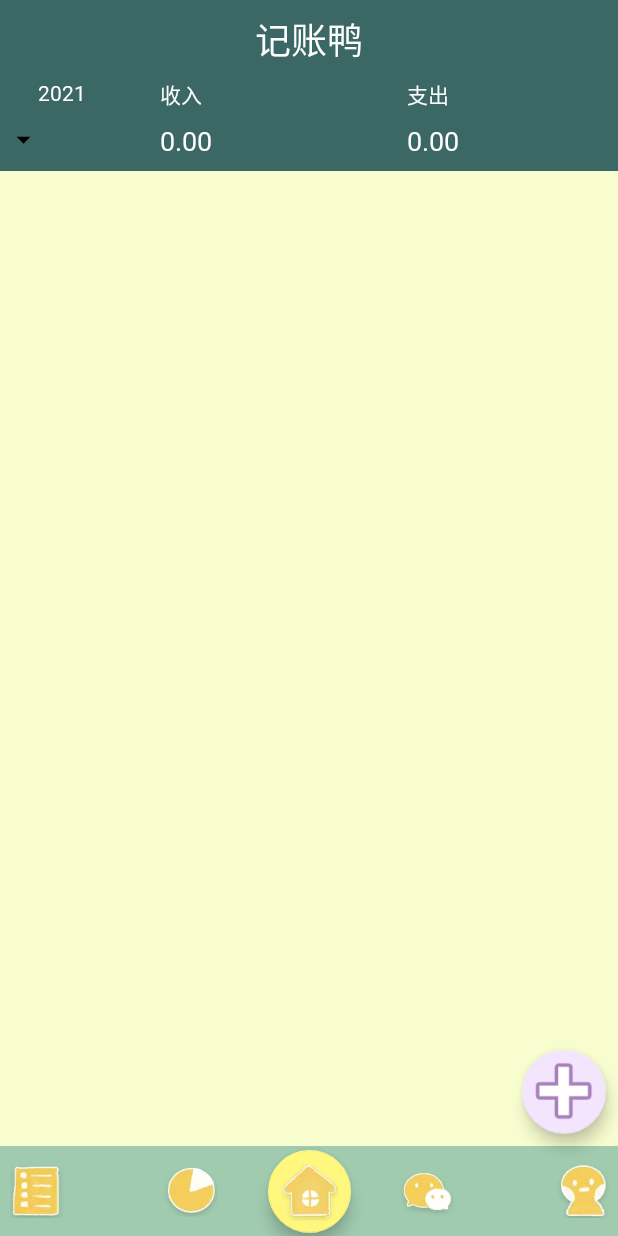
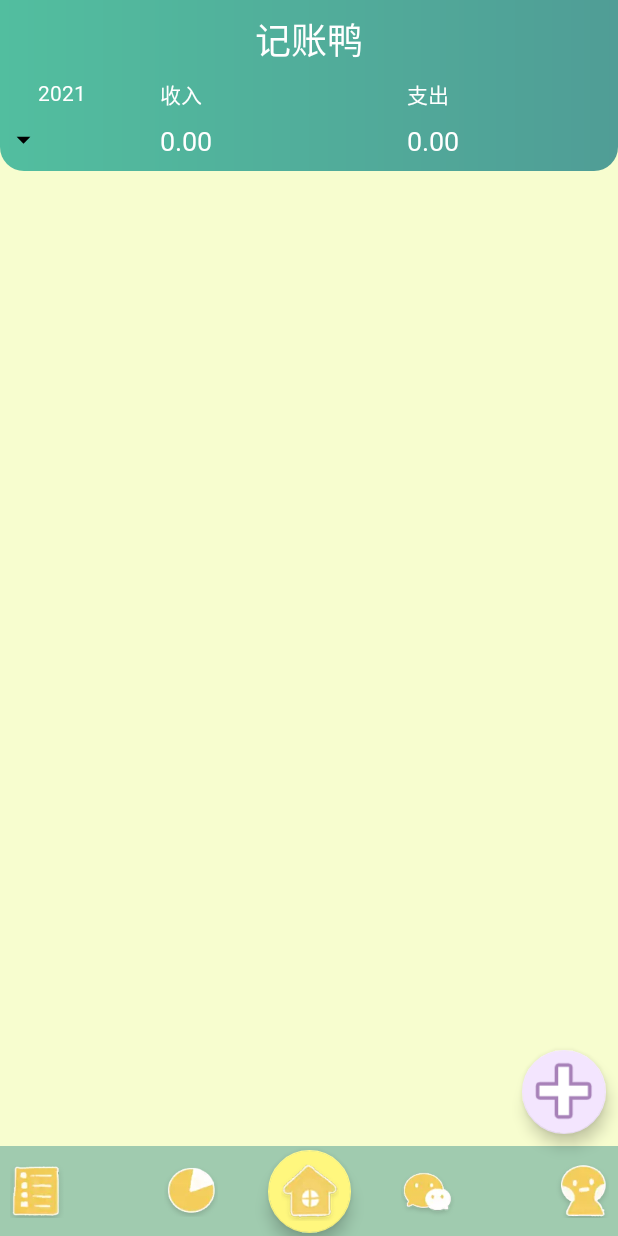
Before and after one commit to sandyz987/MoneyCounter4, an Android app: the FragmentHome screen opened through its navigation route, on a phone screen of 412 x 824 dp. Run offline under Robolectric (Android 15) with nearby library versions, the phone set to English and light mode, and no system bars; our stand-ins replace Room's generated code, RxJava, data binding; libraries missing offline, so code that uses them is left out: com.baoyz.widget, com.bigkoo.pickerview; plain views replace PullRefreshLayout; network calls fail; Roboto replaces fonts that are not available here; 5 statements that could not run were skipped.

Commit message:
更改配色

```diff
--- a/app/build.gradle
+++ b/app/build.gradle
@@ -4,7 +4,7 @@ apply plugin: 'kotlin-android-extensions'
 apply plugin: 'kotlin-kapt'
 
 android {
-    ndkVersion "21.3.6528147"
+    ndkVersion "23.0.7196353"
     compileSdkVersion 29
     buildToolsVersion "29.0.3"
     sourceSets{
--- a/app/src/main/java/com/example/moneycounter4/BindingAdapter.java
+++ b/app/src/main/java/com/example/moneycounter4/BindingAdapter.java
@@ -24,4 +24,9 @@ public class BindingAdapter {
         view.setImageResource(resId);
     }
 
+    @androidx.databinding.BindingAdapter("srcCompat")
+    public static void setRes(ImageView view, int resId) {
+        view.setImageResource(resId);
+    }
+
 }
--- a/app/src/main/java/com/example/moneycounter4/view/activity/ActivityWelcome.kt
+++ b/app/src/main/java/com/example/moneycounter4/view/activity/ActivityWelcome.kt
@@ -23,7 +23,7 @@ class ActivityWelcome : BaseViewModelActivity<LoginViewModel>() {
 
 
         Thread {
-//            Thread.sleep(1000)
+            Thread.sleep(1000)
             viewModel.checkLogin(this, {
                 toast("登录成功！欢迎回来~")
                 startMainActivity()
--- /dev/null
+++ b/app/src/main/res/drawable/shape_my_home_appbar.xml
@@ -0,0 +1,10 @@
+<?xml version="1.0" encoding="utf-8"?>
+<shape xmlns:android="http://schemas.android.com/apk/res/android">
+    <corners android:bottomLeftRadius="16dp" android:bottomRightRadius="16dp" />
+
+
+    <gradient
+        android:startColor="#52BE9F"
+        android:angle="0"
+        android:endColor="#509D96" />
+</shape>
--- a/app/src/main/res/layout/activity_welcome.xml
+++ b/app/src/main/res/layout/activity_welcome.xml
@@ -4,5 +4,5 @@
     xmlns:tools="http://schemas.android.com/tools"
     android:layout_width="match_parent"
     android:layout_height="match_parent"
-    android:background="@drawable/ic_home_background_pic"
+    android:background="@drawable/ic_welcome"
     tools:context=".view.activity.ActivityWelcome" />
--- a/app/src/main/res/layout/fragment_community.xml
+++ b/app/src/main/res/layout/fragment_community.xml
@@ -44,7 +44,7 @@
             android:id="@+id/constraintLayout2"
             android:layout_width="match_parent"
             android:layout_height="60dp"
-            android:background="@color/appbar_color"
+            android:background="@drawable/shape_my_home_appbar"
             app:layout_constraintEnd_toEndOf="parent"
             app:layout_constraintStart_toStartOf="parent"
             app:layout_constraintTop_toTopOf="parent">
--- a/app/src/main/res/layout/fragment_counter_edit.xml
+++ b/app/src/main/res/layout/fragment_counter_edit.xml
@@ -27,7 +27,7 @@
                 <androidx.constraintlayout.widget.ConstraintLayout
                     android:layout_width="match_parent"
                     android:layout_height="wrap_content"
-                    android:background="@color/appbar_color">
+                    android:background="@drawable/shape_my_home_appbar">
 
                     <com.google.android.material.tabs.TabLayout
                         android:id="@+id/tabLayout"
--- a/app/src/main/res/layout/fragment_graph.xml
+++ b/app/src/main/res/layout/fragment_graph.xml
@@ -23,7 +23,7 @@
             <androidx.constraintlayout.widget.ConstraintLayout
                 android:layout_width="match_parent"
                 android:layout_height="match_parent"
-                android:background="@color/appbar_color">
+                android:background="@drawable/shape_my_home_appbar">
 
                 <LinearLayout
                     android:id="@+id/linearLayout14"
--- a/app/src/main/res/layout/fragment_item_detail.xml
+++ b/app/src/main/res/layout/fragment_item_detail.xml
@@ -43,6 +43,7 @@
             android:id="@+id/constraintText"
             android:layout_width="0dp"
             android:layout_height="wrap_content"
+            android:layout_marginTop="1dp"
             android:background="@drawable/ripple_setting_item"
             app:layout_constraintEnd_toEndOf="parent"
             app:layout_constraintStart_toStartOf="parent"
@@ -82,6 +83,7 @@
             android:id="@+id/constraintSex"
             android:layout_width="0dp"
             android:layout_height="wrap_content"
+            android:layout_marginTop="1dp"
             android:background="@drawable/ripple_setting_item"
             app:layout_constraintEnd_toEndOf="parent"
             app:layout_constraintStart_toStartOf="parent"
--- a/app/src/main/res/layout/fragment_mine.xml
+++ b/app/src/main/res/layout/fragment_mine.xml
@@ -181,7 +181,7 @@
                     android:id="@+id/layoutCondition"
                     android:layout_width="0dp"
                     android:layout_height="120dp"
-                    android:background="@color/appbar_color"
+                    android:background="@drawable/shape_my_home_appbar"
                     app:layout_constraintEnd_toEndOf="parent"
                     app:layout_constraintStart_toStartOf="parent"
                     app:layout_constraintTop_toBottomOf="@+id/constraintLayout">
--- a/app/src/main/res/layout/fragment_my_home.xml
+++ b/app/src/main/res/layout/fragment_my_home.xml
@@ -23,7 +23,7 @@
                 android:id="@+id/linearLayout3"
                 android:layout_width="0dp"
                 android:layout_height="wrap_content"
-                android:background="@color/appbar_color"
+                android:background="@drawable/shape_my_home_appbar"
                 android:orientation="horizontal"
                 app:layout_constraintEnd_toEndOf="parent"
                 app:layout_constraintStart_toStartOf="parent"
--- a/app/src/main/res/values/colors.xml
+++ b/app/src/main/res/values/colors.xml
@@ -16,7 +16,7 @@
     <color name="colorLightBlue">#0091EA</color>
     <color name="prime_background_color">#f7fdcf</color>
     <color name="bottom_view_color">#a0cbaf</color>
-    <color name="appbar_color">#3b6865</color>
+    <color name="appbar_color">#51B49D</color>
     <color name="floating_button_color">#f3e5fe</color>
     <color name="light_button_color">#fbca53</color>
     <color name="yellow_button_color">#fff98c</color>
```
Also changed, not shown: app/src/main/java/com/example/moneycounter4/widgets/FirstItemDecoration.kt (+7 -5 lines), app/src/main/res/layout/item_counter_data.xml (+31 -9 lines), app/src/main/res/drawable/ic_in_background.webp (added), app/src/main/res/drawable/ic_out_background.webp (added), app/src/main/res/drawable/ic_welcome.png (added), app/src/main/res/drawable/welcome_png.webp (deleted).
